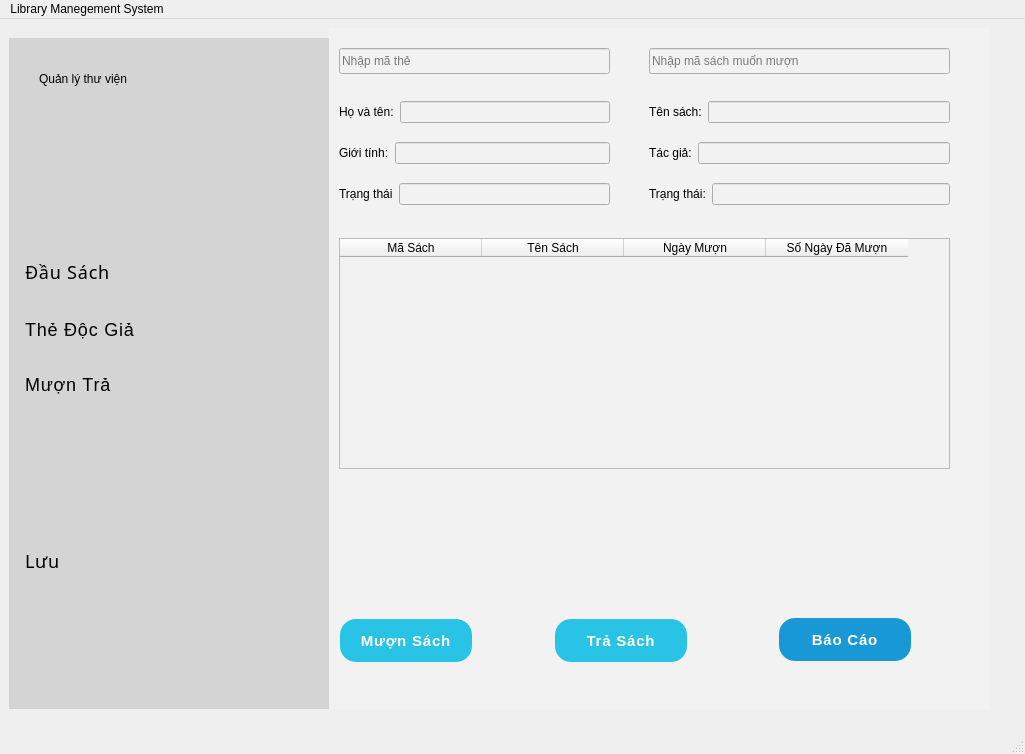
DTTaze/Qt-Library-Management, file librarymanage/librarymanagementsystem.ui: the form before one commit.
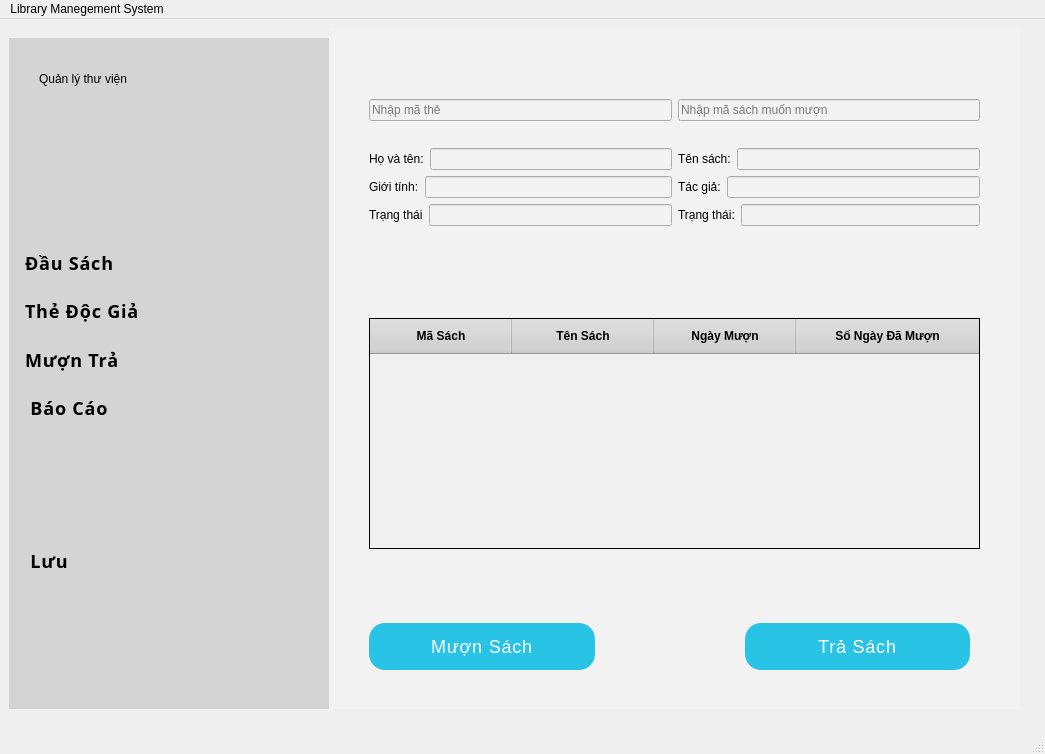
The form after the commit. The open tabs and pages were chosen to show the change. Icons and pictures are not drawn.

What changed in the file:
```diff
--- a/librarymanage/librarymanagementsystem.ui
+++ b/librarymanage/librarymanagementsystem.ui
@@ -6,7 +6,7 @@
    <rect>
     <x>0</x>
     <y>0</y>
-    <width>1025</width>
+    <width>1045</width>
     <height>754</height>
    </rect>
   </property>
@@ -79,7 +79,7 @@
            <font>
             <family>Roboto Mono</family>
             <pointsize>-1</pointsize>
-            <bold>false</bold>
+            <bold>true</bold>
             <kerning>true</kerning>
            </font>
           </property>
@@ -114,7 +114,7 @@
 }</string>
           </property>
           <property name="text">
-           <string>Lưu</string>
+           <string> Lưu</string>
           </property>
           <property name="icon">
            <iconset>
@@ -127,7 +127,7 @@
             <x>0</x>
             <y>200</y>
             <width>321</width>
-            <height>181</height>
+            <height>194</height>
            </rect>
           </property>
           <layout class="QVBoxLayout" name="verticalLayout">
@@ -143,7 +143,7 @@
               <font>
                <family>Roboto Mono</family>
                <pointsize>-1</pointsize>
-               <bold>false</bold>
+               <bold>true</bold>
               </font>
              </property>
              <property name="styleSheet">
@@ -187,6 +187,13 @@
            </item>
            <item>
             <widget class="QPushButton" name="thedocgia_pushButton">
+             <property name="font">
+              <font>
+               <family>Roboto Mono</family>
+               <pointsize>-1</pointsize>
+               <bold>true</bold>
+              </font>
+             </property>
              <property name="styleSheet">
               <string notr="true">QPushButton {
     border: none;
@@ -228,6 +235,13 @@
            </item>
            <item>
             <widget class="QPushButton" name="muontra_pushButton">
+             <property name="font">
+              <font>
+               <family>Roboto Mono</family>
+               <pointsize>-1</pointsize>
+               <bold>true</bold>
+              </font>
+             </property>
              <property name="styleSheet">
               <string notr="true">QPushButton {
     border: none;
@@ -267,6 +281,54 @@
              </property>
             </widget>
            </item>
+           <item>
+            <widget class="QPushButton" name="baocao_pushButton">
+             <property name="font">
+              <font>
+               <family>Roboto Mono</family>
+               <pointsize>-1</pointsize>
+               <bold>true</bold>
+              </font>
+             </property>
+             <property name="styleSheet">
+              <string notr="true">QPushButton {
+    border: none;
+    padding: 13px 16px;
+    font-family: &quot;Roboto Mono&quot;, sans-serif;
+    font-size: 18px;
+    letter-spacing: 0.8px;
+    color: black;
+    text-align: left;
+    width: 100%;
+}
+
+QPushButton:hover {
+    background-color: #C4C4C4;
+}
+
+QPushButton:pressed {
+    background-color: #C4C4C4;
+    border-width: 4px 0 0;
+}
+
+QPushButton:disabled {
+    background-color: #D6D6D6;
+    color: #7F7F7F;
+}
+
+QPushButton:focus {
+    outline: none;
+}</string>
+             </property>
+             <property name="text">
+              <string> Báo Cáo</string>
+             </property>
+             <property name="icon">
+              <iconset>
+               <normaloff>chart-simple-solid.svg</normaloff>chart-simple-solid.svg</iconset>
+             </property>
+            </widget>
+           </item>
           </layout>
          </widget>
         </widget>
@@ -275,7 +337,7 @@
           <rect>
            <x>320</x>
            <y>0</y>
-           <width>661</width>
+           <width>691</width>
            <height>681</height>
           </rect>
          </property>
@@ -288,34 +350,45 @@
            <rect>
             <x>0</x>
             <y>10</y>
-            <width>661</width>
+            <width>691</width>
             <height>671</height>
            </rect>
           </property>
+          <property name="font">
+           <font>
+            <bold>true</bold>
+           </font>
+          </property>
           <property name="currentIndex">
            <number>0</number>
           </property>
-          <widget class="QWidget" name="page_dausach">
-           <widget class="QTableView" name="tableView_dausach">
+          <widget class="QWidget" name="page_muontra">
+           <widget class="QTableWidget" name="tableWidget_muonTra">
             <property name="geometry">
              <rect>
-              <x>20</x>
-              <y>130</y>
-              <width>631</width>
-              <height>438</height>
+              <x>40</x>
+              <y>280</y>
+              <width>611</width>
+              <height>231</height>
              </rect>
             </property>
             <property name="sizePolicy">
-             <sizepolicy hsizetype="Expanding" vsizetype="Expanding">
+             <sizepolicy hsizetype="Maximum" vsizetype="Expanding">
               <horstretch>0</horstretch>
               <verstretch>0</verstretch>
              </sizepolicy>
             </property>
+            <property name="maximumSize">
+             <size>
+              <width>611</width>
+              <height>231</height>
+             </size>
+            </property>
             <property name="styleSheet">
-             <string notr="true">QTableView {
+             <string notr="true">QTableWidget {
     background-color: #F0F0F0;      
     gridline-color: #A0A0A0; 
-    border: none;           
+    border:  1px solid black;                    
 }
 
 QHeaderView::section {
@@ -326,125 +399,58 @@
     border-bottom: 1px solid #A0A0A0; 
 }
 
-QTableView::item {
-	 padding: 8px;                
-    color: black;               
-    border: none; 
+QTableWidget::item {
+    padding: 8px;                
+    color: black;                     
 }
 
-QTableView::item:selected {
+QTableWidget::item:selected {
     background-color: #C0C0C0;     
-    color: black; 
-}
-</string>
-            </property>
-            <property name="frameShape">
-             <enum>QFrame::Shape::NoFrame</enum>
-            </property>
-            <property name="editTriggers">
-             <set>QAbstractItemView::EditTrigger::NoEditTriggers</set>
-            </property>
-            <property name="alternatingRowColors">
-             <bool>false</bool>
-            </property>
-            <property name="sortingEnabled">
-             <bool>false</bool>
-            </property>
-           </widget>
-           <widget class="QLabel" name="timKiemDuSach_Label">
-            <property name="geometry">
-             <rect>
-              <x>50</x>
-              <y>10</y>
-              <width>101</width>
-              <height>41</height>
-             </rect>
-            </property>
-            <property name="styleSheet">
-             <string notr="true">color: black;
-font-size:20px;
-font-weight:600;</string>
-            </property>
-            <property name="text">
-             <string>Tìm Kiếm :</string>
-            </property>
-           </widget>
-           <widget class="QLineEdit" name="lineEdit_timkiemds">
-            <property name="geometry">
-             <rect>
-              <x>150</x>
-              <y>20</y>
-              <width>481</width>
-              <height>24</height>
-             </rect>
-            </property>
-            <property name="styleSheet">
-             <string notr="true">color:black;</string>
-            </property>
-           </widget>
-           <widget class="QPushButton" name="inTheLoai_pushButton">
-            <property name="geometry">
-             <rect>
-              <x>480</x>
-              <y>60</y>
-              <width>171</width>
-              <height>41</height>
-             </rect>
-            </property>
-            <property name="styleSheet">
-             <string notr="true">QPushButton {
-    background-color: #28C3E5;
-    border: none;
-    border-radius: 16px;
-    padding: 13px 16px;
-    font-family: &quot;Roboto Mono&quot;, sans-serif;
-    font-size: 18px;
-    letter-spacing: 0.8px;
-    color: #FFFFFF;
-    text-align: center;
-    width: 100%;
-}
-
-QPushButton:hover {
-    background-color: #1CB0F6;
-}
-
-QPushButton:pressed {
-    background-color: #1899D6;
-    border-width: 4px 0 0;
-}
-
-QPushButton:disabled {
-    background-color: #D6D6D6;
-    color: #7F7F7F;
-}
-
-QPushButton:focus {
-    outline: none;
+    color: black;                  
 }</string>
             </property>
-            <property name="text">
-             <string>In Thể Loại</string>
-            </property>
+            <attribute name="horizontalHeaderDefaultSectionSize">
+             <number>142</number>
+            </attribute>
+            <attribute name="horizontalHeaderStretchLastSection">
+             <bool>true</bool>
+            </attribute>
+            <column>
+             <property name="text">
+              <string>Mã Sách</string>
+             </property>
+            </column>
+            <column>
+             <property name="text">
+              <string>Tên Sách</string>
+             </property>
+            </column>
+            <column>
+             <property name="text">
+              <string>Ngày Mượn</string>
+             </property>
+            </column>
+            <column>
+             <property name="text">
+              <string>Số Ngày Đã Mượn</string>
+             </property>
+            </column>
            </widget>
            <widget class="QWidget" name="layoutWidget">
             <property name="geometry">
              <rect>
-              <x>90</x>
-              <y>590</y>
-              <width>511</width>
+              <x>40</x>
+              <y>584</y>
+              <width>601</width>
               <height>50</height>
              </rect>
             </property>
-            <layout class="QHBoxLayout" name="horizontalLayout_3" stretch="0,0">
+            <layout class="QHBoxLayout" name="horizontalLayout_11">
              <property name="spacing">
-              <number>100</number>
+              <number>150</number>
              </property>
              <item>
-              <widget class="QPushButton" name="themSach_pushButton_2">
-               <property name="cursor">
-                <cursorShape>PointingHandCursor</cursorShape>
-               </property>
+              <widget class="QPushButton" name="muonSach_pushButton">
                <property name="styleSheet">
                 <string notr="true">QPushButton {
     background-color: #28C3E5;
@@ -478,7 +484,7 @@
 }</string>
                </property>
                <property name="text">
-                <string>Thanh lý</string>
+                <string>Mượn Sách</string>
                </property>
                <property name="icon">
                 <iconset>
@@ -487,10 +493,7 @@
               </widget>
              </item>
              <item>
-              <widget class="QPushButton" name="themSach_pushButton">
-               <property name="cursor">
-                <cursorShape>PointingHandCursor</cursorShape>
-               </property>
+              <widget class="QPushButton" name="traSach_pushButton">
                <property name="styleSheet">
                 <string notr="true">QPushButton {
     background-color: #28C3E5;
@@ -524,7 +527,7 @@
 }</string>
                </property>
                <property name="text">
-                <string>Thêm</string>
+                <string>Trả Sách</string>
                </property>
                <property name="icon">
                 <iconset>
@@ -533,6 +536,242 @@
               </widget>
              </item>
             </layout>
+           </widget>
+           <widget class="QWidget" name="layoutWidget">
+            <property name="geometry">
+             <rect>
+              <x>40</x>
+              <y>40</y>
+              <width>611</width>
+              <height>171</height>
+             </rect>
+            </property>
+            <layout class="QHBoxLayout" name="horizontalLayout_12">
+             <item>
+              <layout class="QVBoxLayout" name="verticalLayout_4">
+               <item>
+                <widget class="QLineEdit" name="lineEdit_maThe">
+                 <property name="placeholderText">
+                  <string>Nhập mã thẻ</string>
+                 </property>
+                </widget>
+               </item>
+               <item>
+                <layout class="QVBoxLayout" name="verticalLayout_2">
+                 <item>
+                  <layout class="QHBoxLayout" name="horizontalLayout_5">
+                   <item>
+                    <widget class="QLabel" name="label_hoTen">
+                     <property name="text">
+                      <string>Họ và tên:</string>
+                     </property>
+                    </widget>
+                   </item>
+                   <item>
+                    <widget class="QLineEdit" name="lineEdit_hoTen"/>
+                   </item>
+                  </layout>
+                 </item>
+                 <item>
+                  <layout class="QHBoxLayout" name="horizontalLayout_6">
+                   <item>
+                    <widget class="QLabel" name="label_Phai">
+                     <property name="text">
+                      <string>Giới tính:</string>
+                     </property>
+                    </widget>
+                   </item>
+                   <item>
+                    <widget class="QLineEdit" name="lineEdit_Phai"/>
+                   </item>
+                  </layout>
+                 </item>
+                 <item>
+                  <layout class="QHBoxLayout" name="horizontalLayout_7">
+                   <item>
+                    <widget class="QLabel" name="label_trangThai">
+                     <property name="text">
+                      <string>Trạng thái</string>
+                     </property>
+                    </widget>
+                   </item>
+                   <item>
+                    <widget class="QLineEdit" name="lineEdit_trangThai"/>
+                   </item>
+                  </layout>
+                 </item>
+                </layout>
+               </item>
+              </layout>
+             </item>
+             <item>
+              <layout class="QVBoxLayout" name="verticalLayout_5">
+               <item>
+                <widget class="QLineEdit" name="lineEdit_maSach">
+                 <property name="placeholderText">
+                  <string>Nhập mã sách muốn mượn</string>
+                 </property>
+                </widget>
+               </item>
+               <item>
+                <layout class="QVBoxLayout" name="verticalLayout_3">
+                 <item>
+                  <layout class="QHBoxLayout" name="horizontalLayout_8">
+                   <item>
+                    <widget class="QLabel" name="label_tenSach">
+                     <property name="text">
+                      <string>Tên sách:</string>
+                     </property>
+                    </widget>
+                   </item>
+                   <item>
+                    <widget class="QLineEdit" name="lineEdit_tenSach"/>
+                   </item>
+                  </layout>
+                 </item>
+                 <item>
+                  <layout class="QHBoxLayout" name="horizontalLayout_9">
+                   <item>
+                    <widget class="QLabel" name="label_tacGia">
+                     <property name="text">
+                      <string>Tác giả:</string>
+                     </property>
+                    </widget>
+                   </item>
+                   <item>
+                    <widget class="QLineEdit" name="lineEdit_tacGia"/>
+                   </item>
+                  </layout>
+                 </item>
+                 <item>
+                  <layout class="QHBoxLayout" name="horizontalLayout_10">
+                   <item>
+                    <widget class="QLabel" name="label_trangThaiSach">
+                     <property name="text">
+                      <string>Trạng thái:</string>
+                     </property>
+                    </widget>
+                   </item>
+                   <item>
+                    <widget class="QLineEdit" name="lineEdit_trangThaiSach"/>
+                   </item>
+                  </layout>
+                 </item>
+                </layout>
+               </item>
+              </layout>
+             </item>
+            </layout>
+           </widget>
+          </widget>
+          <widget class="QWidget" name="page_baoCao">
+           <widget class="QTableView" name="danhSachQuaHan_tableView">
+            <property name="geometry">
+             <rect>
+              <x>130</x>
+              <y>90</y>
+              <width>421</width>
+              <height>211</height>
+             </rect>
+            </property>
+            <property name="styleSheet">
+             <string notr="true">QTableView {
+    background-color: #F0F0F0;      
+    gridline-color: #A0A0A0; 
+ 	border:  1px solid black;                  
+}
+
+QHeaderView::section {
+    background-color: #D3D3D3;  
+    color: black;                  
+    padding: 8px;                  
+    font-weight: bold;           
+    border-bottom: 1px solid #A0A0A0; 
+}
+
+QTableView::item {
+	 padding: 8px;                
+    color: black;               
+    border: none; 
+}
+
+QTableView::item:selected {
+    background-color: #C0C0C0;     
+    color: black; 
+}
+</string>
+            </property>
+           </widget>
+           <widget class="QTableView" name="topTenMuonNhieuNhat_tableView">
+            <property name="geometry">
+             <rect>
+              <x>200</x>
+              <y>390</y>
+              <width>281</width>
+              <height>221</height>
+             </rect>
+            </property>
+            <property name="styleSheet">
+             <string notr="true">QTableView {
+    background-color: #F0F0F0;      
+    gridline-color: #A0A0A0; 
+ 	border:  1px solid black;                  
+}
+
+QHeaderView::section {
+    background-color: #D3D3D3;  
+    color: black;                  
+    padding: 8px;                  
+    font-weight: bold;           
+    border-bottom: 1px solid #A0A0A0; 
+}
+
+QTableView::item {
+	 padding: 8px;                
+    color: black;               
+    border: none; 
+}
+
+QTableView::item:selected {
+    background-color: #C0C0C0;     
+    color: black; 
+}
+</string>
+            </property>
+           </widget>
+           <widget class="QLabel" name="danhSachQuaHan_label">
+            <property name="geometry">
+             <rect>
+              <x>130</x>
+              <y>20</y>
+              <width>411</width>
+              <height>41</height>
+             </rect>
+            </property>
+            <property name="styleSheet">
+             <string notr="true">
+font: 900 15pt &quot;Segoe UI Black&quot;;
+</string>
+            </property>
+            <property name="text">
+             <string>Danh sách độc giả mượn quá hạn</string>
+            </property>
+           </widget>
+           <widget class="QLabel" name="label_2">
+            <property name="geometry">
+             <rect>
+              <x>92</x>
+              <y>330</y>
+              <width>531</width>
+              <height>31</height>
+             </rect>
+            </property>
+            <property name="styleSheet">
+             <string notr="true">font: 900 15pt &quot;Segoe UI Black&quot;;</string>
+            </property>
+            <property name="text">
+             <string>Top 10 quyển sách được mượn nhiều nhất</string>
+            </property>
            </widget>
           </widget>
           <widget class="QWidget" name="page_docgia">
@@ -810,29 +1049,113 @@
            <zorder>layoutWidget</zorder>
            <zorder>tableWidget_2</zorder>
           </widget>
-          <widget class="QWidget" name="page_muontra">
-           <widget class="QPushButton" name="baocao_pushButton">
+          <widget class="QWidget" name="page_dausach">
+           <widget class="QTableView" name="tableView_dausach">
+            <property name="geometry">
+             <rect>
+              <x>20</x>
+              <y>130</y>
+              <width>631</width>
+              <height>438</height>
+             </rect>
+            </property>
+            <property name="sizePolicy">
+             <sizepolicy hsizetype="Expanding" vsizetype="Expanding">
+              <horstretch>0</horstretch>
+              <verstretch>0</verstretch>
+             </sizepolicy>
+            </property>
+            <property name="styleSheet">
+             <string notr="true">QTableView {
+    background-color: #F0F0F0;      
+    gridline-color: #A0A0A0; 
+ 	border:  1px solid black;                  
+}
+
+QHeaderView::section {
+    background-color: #D3D3D3;  
+    color: black;                  
+    padding: 8px;                  
+    font-weight: bold;           
+    border-bottom: 1px solid #A0A0A0; 
+}
+
+QTableView::item {
+	 padding: 8px;                
+    color: black;               
+    border: none; 
+}
+
+QTableView::item:selected {
+    background-color: #C0C0C0;     
+    color: black; 
+}
+</string>
+            </property>
+            <property name="frameShape">
+             <enum>QFrame::Shape::NoFrame</enum>
+            </property>
+            <property name="editTriggers">
+             <set>QAbstractItemView::EditTrigger::NoEditTriggers</set>
+            </property>
+            <property name="alternatingRowColors">
+             <bool>false</bool>
+            </property>
+            <property name="sortingEnabled">
+             <bool>false</bool>
+            </property>
+           </widget>
+           <widget class="QLabel" name="timKiemDuSach_Label">
+            <property name="geometry">
+             <rect>
+              <x>50</x>
+              <y>10</y>
+              <width>101</width>
+              <height>41</height>
+             </rect>
+            </property>
+            <property name="styleSheet">
+             <string notr="true">color: black;
+font-size:20px;
+font-weight:600;</string>
+            </property>
+            <property name="text">
+             <string>Tìm Kiếm :</string>
+            </property>
+           </widget>
+           <widget class="QLineEdit" name="lineEdit_timkiemds">
+            <property name="geometry">
+             <rect>
+              <x>150</x>
+              <y>20</y>
+              <width>481</width>
+              <height>24</height>
+             </rect>
+            </property>
+            <property name="styleSheet">
+             <string notr="true">color:black;</string>
+            </property>
+           </widget>
+           <widget class="QPushButton" name="inTheLoai_pushButton">
             <property name="geometry">
              <rect>
               <x>450</x>
-              <y>580</y>
-              <width>132</width>
-              <height>43</height>
+              <y>60</y>
+              <width>201</width>
+              <height>41</height>
              </rect>
             </property>
             <property name="styleSheet">
              <string notr="true">QPushButton {
-    background-color: #1899D6;
+    background-color: #28C3E5;
     border: none;
     border-radius: 16px;
     padding: 13px 16px;
-    font-family: &quot;Arial&quot;, sans-serif;
-    font-size: 15px;
-    font-weight: bold;
+    font-family: &quot;Roboto Mono&quot;, sans-serif;
+    font-size: 18px;
     letter-spacing: 0.8px;
     color: #FFFFFF;
     text-align: center;
-    text-transform: uppercase;
     width: 100%;
 }
 
@@ -855,96 +1178,38 @@
 }</string>
             </property>
             <property name="text">
-             <string>Báo Cáo</string>
+             <string>In Theo Thể Loại</string>
             </property>
            </widget>
-           <widget class="QLineEdit" name="lineEdit_maThe">
+           <widget class="QWidget" name="layoutWidget">
             <property name="geometry">
              <rect>
-              <x>10</x>
-              <y>10</y>
-              <width>271</width>
-              <height>26</height>
+              <x>90</x>
+              <y>590</y>
+              <width>511</width>
+              <height>50</height>
              </rect>
             </property>
-            <property name="placeholderText">
-             <string>Nhập mã thẻ</string>
-            </property>
-           </widget>
-           <widget class="QTableWidget" name="tableWidget_muonTra">
-            <property name="geometry">
-             <rect>
-              <x>10</x>
-              <y>200</y>
-              <width>611</width>
-              <height>231</height>
-             </rect>
-            </property>
-            <property name="maximumSize">
-             <size>
-              <width>611</width>
-              <height>231</height>
-             </size>
-            </property>
-            <attribute name="horizontalHeaderDefaultSectionSize">
-             <number>142</number>
-            </attribute>
-            <column>
-             <property name="text">
-              <string>Mã Sách</string>
+            <layout class="QHBoxLayout" name="horizontalLayout_3" stretch="0,0">
+             <property name="spacing">
+              <number>150</number>
              </property>
-            </column>
-            <column>
-             <property name="text">
-              <string>Tên Sách</string>
-             </property>
-            </column>
-            <column>
-             <property name="text">
-              <string>Ngày Mượn</string>
-             </property>
-            </column>
-            <column>
-             <property name="text">
-              <string>Số Ngày Đã Mượn</string>
-             </property>
-            </column>
-           </widget>
-           <widget class="QLineEdit" name="lineEdit_maSach">
-            <property name="geometry">
-             <rect>
-              <x>320</x>
-              <y>10</y>
-              <width>301</width>
-              <height>26</height>
-             </rect>
-            </property>
-            <property name="placeholderText">
-             <string>Nhập mã sách muốn mượn</string>
-            </property>
-           </widget>
-           <widget class="QPushButton" name="muonSach_pushButton">
-            <property name="geometry">
-             <rect>
-              <x>11</x>
-              <y>581</y>
-              <width>132</width>
-              <height>43</height>
-             </rect>
-            </property>
-            <property name="styleSheet">
-             <string notr="true">QPushButton {
+             <item>
+              <widget class="QPushButton" name="themSach_pushButton_2">
+               <property name="cursor">
+                <cursorShape>PointingHandCursor</cursorShape>
+               </property>
+               <property name="styleSheet">
+                <string notr="true">QPushButton {
     background-color: #28C3E5;
     border: none;
     border-radius: 16px;
     padding: 13px 16px;
-    font-family: &quot;Arial&quot;, sans-serif;
-    font-size: 15px;
-    font-weight: bold;
+    font-family: &quot;Roboto Mono&quot;, sans-serif;
+    font-size: 18px;
     letter-spacing: 0.8px;
     color: #FFFFFF;
     text-align: center;
-    text-transform: uppercase;
     width: 100%;
 }
 
@@ -965,33 +1230,32 @@
 QPushButton:focus {
     outline: none;
 }</string>
-            </property>
-            <property name="text">
-             <string>Mượn Sách</string>
-            </property>
-           </widget>
-           <widget class="QPushButton" name="traSach_pushButton">
-            <property name="geometry">
-             <rect>
-              <x>226</x>
-              <y>581</y>
-              <width>132</width>
-              <height>43</height>
-             </rect>
-            </property>
-            <property name="styleSheet">
-             <string notr="true">QPushButton {
+               </property>
+               <property name="text">
+                <string>Thanh lý</string>
+               </property>
+               <property name="icon">
+                <iconset>
+                 <normaloff>Thanhly.png</normaloff>Thanhly.png</iconset>
+               </property>
+              </widget>
+             </item>
+             <item>
+              <widget class="QPushButton" name="themSach_pushButton">
+               <property name="cursor">
+                <cursorShape>PointingHandCursor</cursorShape>
+               </property>
+               <property name="styleSheet">
+                <string notr="true">QPushButton {
     background-color: #28C3E5;
     border: none;
     border-radius: 16px;
     padding: 13px 16px;
-    font-family: &quot;Arial&quot;, sans-serif;
-    font-size: 15px;
-    font-weight: bold;
+    font-family: &quot;Roboto Mono&quot;, sans-serif;
+    font-size: 18px;
     letter-spacing: 0.8px;
     color: #FFFFFF;
     text-align: center;
-    text-transform: uppercase;
     width: 100%;
 }
 
@@ -1012,150 +1276,15 @@
 QPushButton:focus {
     outline: none;
 }</string>
-            </property>
-            <property name="text">
-             <string>Trả Sách</string>
-            </property>
-           </widget>
-           <widget class="QWidget" name="layoutWidget">
-            <property name="geometry">
-             <rect>
-              <x>10</x>
-              <y>50</y>
-              <width>271</width>
-              <height>131</height>
-             </rect>
-            </property>
-            <property name="styleSheet">
-             <string notr="true">QPushButton {
-    background-color: #28C3E5;
-    border: none;
-    border-radius: 16px;
-    padding: 13px 16px;
-    font-family: &quot;Arial&quot;, sans-serif;
-    font-size: 15px;
-    font-weight: bold;
-    letter-spacing: 0.8px;
-    color: #FFFFFF;
-    text-align: center;
-    text-transform: uppercase;
-    width: 100%;
-}
-
-QPushButton:hover {
-    background-color: #1CB0F6;
-}
-
-QPushButton:pressed {
-    background-color: #1899D6;
-    border-width: 4px 0 0;
-}
-
-QPushButton:disabled {
-    background-color: #D6D6D6;
-    color: #7F7F7F;
-}
-
-QPushButton:focus {
-    outline: none;
-}</string>
-            </property>
-            <layout class="QVBoxLayout" name="verticalLayout_2">
-             <item>
-              <layout class="QHBoxLayout" name="horizontalLayout_5">
-               <item>
-                <widget class="QLabel" name="label_hoTen">
-                 <property name="text">
-                  <string>Họ và tên:</string>
-                 </property>
-                </widget>
-               </item>
-               <item>
-                <widget class="QLineEdit" name="lineEdit_hoTen"/>
-               </item>
-              </layout>
-             </item>
-             <item>
-              <layout class="QHBoxLayout" name="horizontalLayout_6">
-               <item>
-                <widget class="QLabel" name="label_Phai">
-                 <property name="text">
-                  <string>Giới tính:</string>
-                 </property>
-                </widget>
-               </item>
-               <item>
-                <widget class="QLineEdit" name="lineEdit_Phai"/>
-               </item>
-              </layout>
-             </item>
-             <item>
-              <layout class="QHBoxLayout" name="horizontalLayout_7">
-               <item>
-                <widget class="QLabel" name="label_trangThai">
-                 <property name="text">
-                  <string>Trạng thái</string>
-                 </property>
-                </widget>
-               </item>
-               <item>
-                <widget class="QLineEdit" name="lineEdit_trangThai"/>
-               </item>
-              </layout>
-             </item>
-            </layout>
-           </widget>
-           <widget class="QWidget" name="layoutWidget">
-            <property name="geometry">
-             <rect>
-              <x>320</x>
-              <y>50</y>
-              <width>301</width>
-              <height>131</height>
-             </rect>
-            </property>
-            <layout class="QVBoxLayout" name="verticalLayout_3">
-             <item>
-              <layout class="QHBoxLayout" name="horizontalLayout_8">
-               <item>
-                <widget class="QLabel" name="label_tenSach">
-                 <property name="text">
-                  <string>Tên sách:</string>
-                 </property>
-                </widget>
-               </item>
-               <item>
-                <widget class="QLineEdit" name="lineEdit_tenSach"/>
-               </item>
-              </layout>
-             </item>
-             <item>
-              <layout class="QHBoxLayout" name="horizontalLayout_9">
-               <item>
-                <widget class="QLabel" name="label_tacGia">
-                 <property name="text">
-                  <string>Tác giả:</string>
-                 </property>
-                </widget>
-               </item>
-               <item>
-                <widget class="QLineEdit" name="lineEdit_tacGia"/>
-               </item>
-              </layout>
-             </item>
-             <item>
-              <layout class="QHBoxLayout" name="horizontalLayout_10">
-               <item>
-                <widget class="QLabel" name="label_trangThaiSach">
-                 <property name="text">
-                  <string>Trạng thái:</string>
-                 </property>
-                </widget>
-               </item>
-               <item>
-                <widget class="QLineEdit" name="lineEdit_trangThaiSach"/>
-               </item>
-              </layout>
+               </property>
+               <property name="text">
+                <string>Thêm</string>
+               </property>
+               <property name="icon">
+                <iconset>
+                 <normaloff>plus-solid.svg</normaloff>plus-solid.svg</iconset>
+               </property>
+              </widget>
              </item>
             </layout>
            </widget>
@@ -1173,8 +1302,8 @@
     <rect>
      <x>0</x>
      <y>0</y>
-     <width>1025</width>
-     <height>21</height>
+     <width>1045</width>
+     <height>26</height>
     </rect>
    </property>
    <widget class="QMenu" name="menuLibrary_Manegement_System">
```
Left out of the diff: 19 changed lines with no effect on the pictures.
